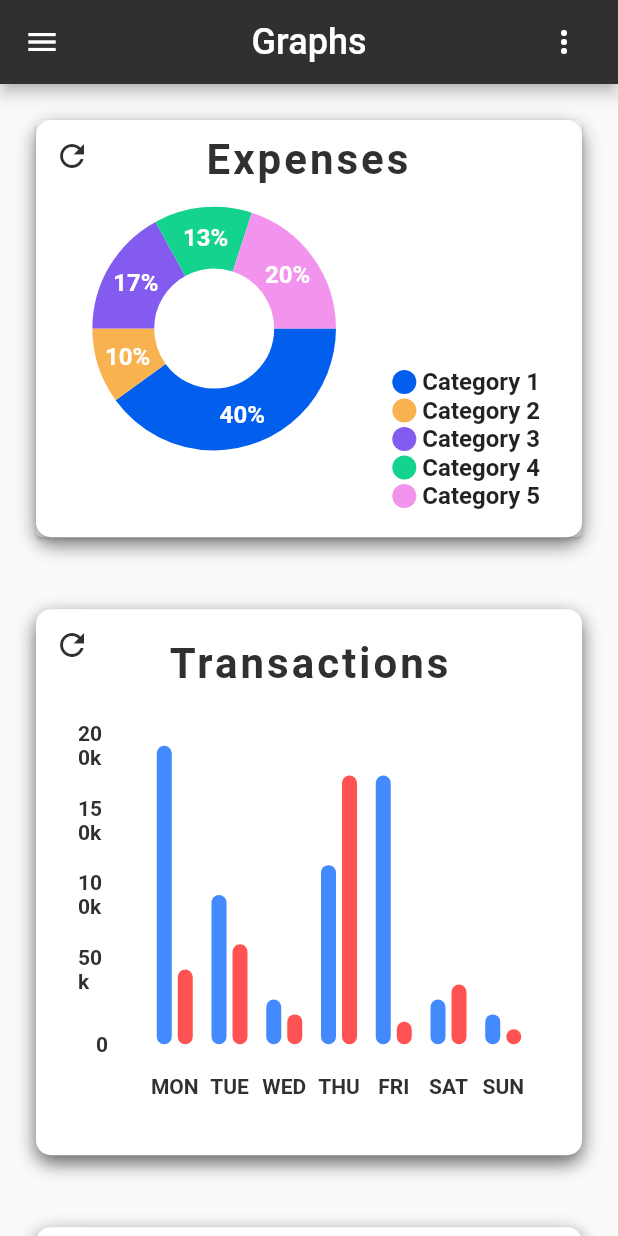
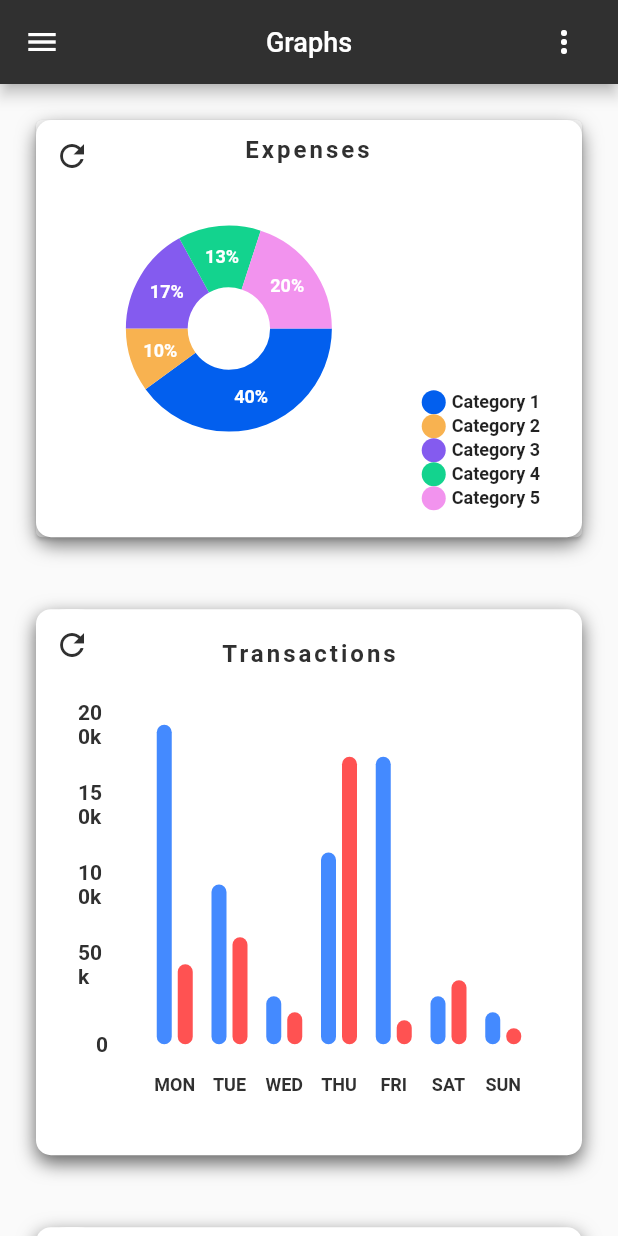
Before and after one commit to JorisTruong/homeaccountant-app, a Flutter app: the GraphsPage screen opened by its route, on a phone screen of 412 x 824 dp. Run offline on Flutter 3.47's test engine with Material 2 defaults, Android fonts, the phone set to English and light mode, and no system bars; drawn by our look-alikes of fl_chart, sliding_up_panel; our stand-ins replace flutter_redux, redux.

Commit message:
fix: font sizes fix: refresh icon for line chart fix: speed dial width

```diff
--- a/lib/components/bar_chart_dual.dart
+++ b/lib/components/bar_chart_dual.dart
@@ -106,7 +106,7 @@ class BarChartDualCardState extends State<BarChartDualCard> {
                           ),
                           Text(
                             widget.title,
-                            style: TextStyle(color: baseColors.mainColor, fontSize: 28, fontWeight: FontWeight.bold, letterSpacing: 2),
+                            style: TextStyle(color: baseColors.mainColor, fontSize: 16, fontWeight: FontWeight.bold, letterSpacing: 2),
                           ),
                           const SizedBox(
                             width: 4,
@@ -140,7 +140,7 @@ class BarChartDualCardState extends State<BarChartDualCard> {
                                   textStyle: TextStyle(
                                       color: baseColors.mainColor,
                                       fontWeight: FontWeight.bold,
-                                      fontSize: 14),
+                                      fontSize: 12),
                                   margin: 20,
                                   getTitles: (double value) {
                                     return getXAxis(value, widget.durationType);
--- a/lib/components/bar_chart_multi_types.dart
+++ b/lib/components/bar_chart_multi_types.dart
@@ -104,7 +104,7 @@ class BarChartMultiTypesCardState extends State<BarChartMultiTypesCard> {
                               Text(
                                 switchData ? 'Expenses' : 'Revenue',
                                 style: TextStyle(color: baseColors.mainColor,
-                                    fontSize: 28,
+                                    fontSize: 16,
                                     fontWeight: FontWeight.bold,
                                     letterSpacing: 2),
                               ),
@@ -143,7 +143,7 @@ class BarChartMultiTypesCardState extends State<BarChartMultiTypesCard> {
                                       textStyle: TextStyle(
                                           color: baseColors.mainColor,
                                           fontWeight: FontWeight.bold,
-                                          fontSize: 14),
+                                          fontSize: 12),
                                       margin: 20,
                                       getTitles: (double value) {
                                         return getXAxis(
--- a/lib/components/categories_card.dart
+++ b/lib/components/categories_card.dart
@@ -42,6 +42,7 @@ class CategoryCard extends StatelessWidget {
                             Text(
                               subcategories[index]['name'],
                               textAlign: TextAlign.center,
+                              style: TextStyle(fontSize: 10),
                             )
                           ]
                         );
--- a/lib/components/indicator.dart
+++ b/lib/components/indicator.dart
@@ -33,7 +33,7 @@ class Indicator extends StatelessWidget {
         ),
         Text(
           text,
-          style: TextStyle(fontSize: 16, fontWeight: FontWeight.bold, color: textColor),
+          style: TextStyle(fontSize: 12, fontWeight: FontWeight.bold, color: textColor),
         )
       ],
     );
--- a/lib/components/line_chart.dart
+++ b/lib/components/line_chart.dart
@@ -85,13 +85,13 @@ class LineChartCardState extends State<LineChartCard> {
                 crossAxisAlignment: CrossAxisAlignment.stretch,
                 children: <Widget>[
                   const SizedBox(
-                    height: 37,
+                    height: 16,
                   ),
                   Text(
                     widget.title,
                     style: TextStyle(
                       color: baseColors.mainColor,
-                      fontSize: 32,
+                      fontSize: 16,
                       fontWeight: FontWeight.bold,
                       letterSpacing: 2
                     ),
@@ -153,7 +153,7 @@ class LineChartCardState extends State<LineChartCard> {
           textStyle: TextStyle(
             color: baseColors.mainColor,
             fontWeight: FontWeight.bold,
-            fontSize: 16,
+            fontSize: 12,
           ),
           margin: 10,
           getTitles: (value) {
--- a/lib/components/main_card.dart
+++ b/lib/components/main_card.dart
@@ -49,7 +49,7 @@ class MainCard extends StatelessWidget {
                   ),
                   Text(
                     amount,
-                    style: TextStyle(fontWeight: FontWeight.bold, fontSize: 26)
+                    style: TextStyle(fontWeight: FontWeight.bold, fontSize: 18)
                   )
                 ]
               )
--- a/lib/components/pie_chart.dart
+++ b/lib/components/pie_chart.dart
@@ -63,7 +63,7 @@ class PieChartCardState extends State<PieChartCard> {
                       switchData ? widget.title1 : widget.title2,
                       style: TextStyle(
                         color: baseColors.mainColor,
-                        fontSize: 28,
+                        fontSize: 16,
                         fontWeight: FontWeight.bold,
                         letterSpacing: 2
                       ),
@@ -95,7 +95,7 @@ class PieChartCardState extends State<PieChartCard> {
                               show: false,
                             ),
                             sectionsSpace: 0,
-                            centerSpaceRadius: 40,
+                            centerSpaceRadius: MediaQuery.of(context).size.width / 15,
                             sections: showingSections()
                           ),
                         ),
@@ -144,7 +144,7 @@ class PieChartCardState extends State<PieChartCard> {
   List<PieChartSectionData> showingSections() {
     return List.generate(switchData ? widget.expenses.length : widget.revenue.length, (i) {
       final isTouched = i == touchedIndex;
-      final double fontSize = isTouched ? 25 : 16;
+      final double fontSize = isTouched ? 16 : 12;
       final double radius = isTouched ? MediaQuery.of(context).size.width/10 +10 : MediaQuery.of(context).size.width/10;
       return PieChartSectionData(
         color: getCategoryColor(i),
--- a/lib/components/speed_dial.dart
+++ b/lib/components/speed_dial.dart
@@ -37,7 +37,7 @@ class _SpeedDialButtonState extends State<SpeedDialButton> with TickerProviderSt
               children: new List.generate(buttons.length, (int index) {
                 Widget child = new Container(
                   height: 70.0,
-                  width: 150.0,
+                  width: 200.0,
                   alignment: FractionalOffset.bottomCenter,
                   child: new ScaleTransition(
                       alignment: Alignment.centerRight,
--- a/lib/screen/about.dart
+++ b/lib/screen/about.dart
@@ -42,7 +42,7 @@ class _AboutPageState extends State<AboutPage> with TickerProviderStateMixin {
                 title: Text(
                   'About us',
                   style: TextStyle(
-                      fontSize: 24
+                      fontSize: 18
                   ),
                 ),
                 centerTitle: true,
--- a/lib/screen/categories.dart
+++ b/lib/screen/categories.dart
@@ -77,7 +77,7 @@ class _CategoriesPageState extends State<CategoriesPage> with TickerProviderStat
               title: Text(
                 'Categories',
                 style: TextStyle(
-                  fontSize: 24
+                  fontSize: 18
                 ),
               ),
               centerTitle: true,
--- a/lib/screen/charts.dart
+++ b/lib/screen/charts.dart
@@ -57,7 +57,7 @@ class _ChartsPageState extends State<ChartsPage> with TickerProviderStateMixin {
                 title: Text(
                   'Charts',
                   style: TextStyle(
-                      fontSize: 24
+                      fontSize: 18
                   ),
                 ),
                 centerTitle: true,
--- a/lib/screen/graphs.dart
+++ b/lib/screen/graphs.dart
@@ -85,7 +85,7 @@ class _GraphsPageState extends State<GraphsPage> with TickerProviderStateMixin {
                 title: Text(
                   'Graphs',
                   style: TextStyle(
-                      fontSize: 24
+                      fontSize: 18
                   ),
                 ),
                 centerTitle: true,
--- a/lib/screen/homepage.dart
+++ b/lib/screen/homepage.dart
@@ -64,7 +64,7 @@ class _MyHomePageState extends State<MyHomePage> with TickerProviderStateMixin {
               title: Text(
                 'Home Accountant',
                 style: TextStyle(
-                  fontSize: 24
+                  fontSize: 18
                 ),
               ),
               centerTitle: true,
@@ -112,7 +112,7 @@ class _MyHomePageState extends State<MyHomePage> with TickerProviderStateMixin {
                         title: Text(
                           item['name'],
                           style: TextStyle(
-                            fontSize: 20,
+                            fontSize: 16,
                           )
                         ),
                         onTap: () {
@@ -139,7 +139,7 @@ class _MyHomePageState extends State<MyHomePage> with TickerProviderStateMixin {
                       MainCard('Balance', currency, balance, baseColors.blue, 'left'),
                       MainCard('Revenue', Icons.call_made, revenue, baseColors.green, 'right'),
                       MainCard('Expenses', Icons.call_received, expenses, baseColors.red, 'left'),
-                      MainCard('Number of transactions', currency, transactionNumber, baseColors.yellow, 'right'),
+                      MainCard('Number of\ntransactions', currency, transactionNumber, baseColors.yellow, 'right'),
                       LineChartCard(title: 'Transactions', durationType: 'week')
                     ],
                   )
--- a/lib/screen/transactions.dart
+++ b/lib/screen/transactions.dart
@@ -56,7 +56,7 @@ class _TransactionsPageState extends State<TransactionsPage> with TickerProvider
                 title: Text(
                   'Transactions',
                   style: TextStyle(
-                      fontSize: 24
+                      fontSize: 18
                   ),
                 ),
                 centerTitle: true,
```
